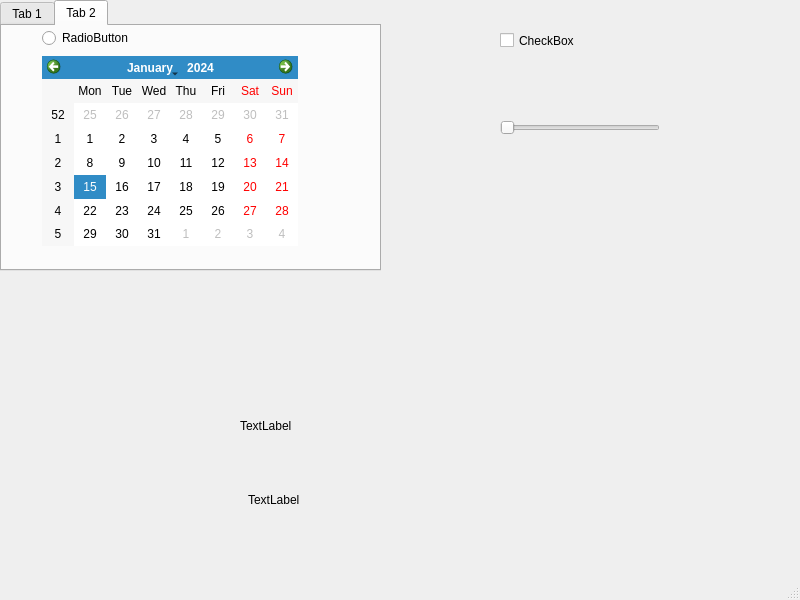
This is test.ui in kamildono/OOP2026 as Qt 5 draws it before an edit. The edited form follows.
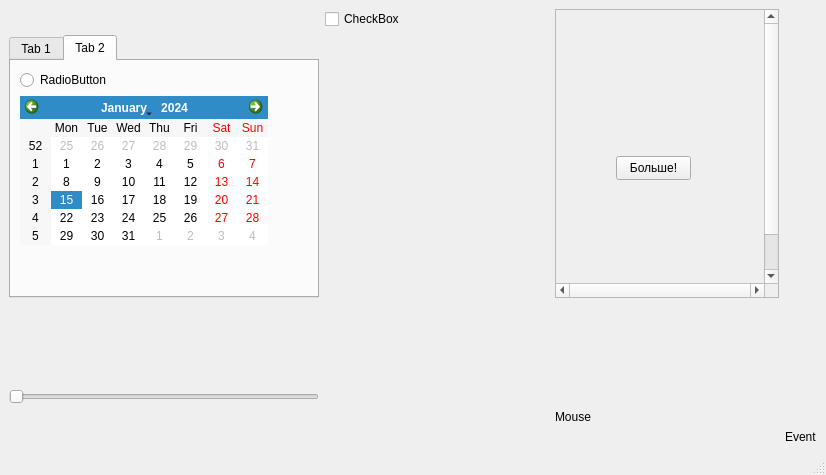
This is the edited form. The open tabs and pages were chosen to show the change.

Commit message: dynamic button creation somewhat added, ide irritates me

Diff of the .ui file:
```diff
--- a/test.ui
+++ b/test.ui
@@ -6,22 +6,75 @@
    <rect>
     <x>0</x>
     <y>0</y>
-    <width>800</width>
-    <height>600</height>
+    <width>826</width>
+    <height>475</height>
    </rect>
   </property>
   <property name="windowTitle">
    <string>MainWindow</string>
   </property>
   <widget class="QWidget" name="centralwidget">
+   <property name="enabled">
+    <bool>true</bool>
+   </property>
+   <layout class="QGridLayout" name="gridLayout">
+    <item row="2" column="0">
+     <spacer name="verticalSpacer_2">
+      <property name="orientation">
+       <enum>Qt::Orientation::Vertical</enum>
+      </property>
+      <property name="sizeHint" stdset="0">
+       <size>
+        <width>20</width>
+        <height>40</height>
+       </size>
+      </property>
+     </spacer>
+    </item>
+    <item row="1" column="1">
+     <spacer name="horizontalSpacer_4">
+      <property name="orientation">
+       <enum>Qt::Orientation::Horizontal</enum>
+      </property>
+      <property name="sizeHint" stdset="0">
+       <size>
+        <width>40</width>
+        <height>20</height>
+       </size>
+      </property>
+     </spacer>
+    </item>
+    <item row="3" column="0">
+     <widget class="QSlider" name="horizontalSlider">
+      <property name="orientation">
+       <enum>Qt::Orientation::Horizontal</enum>
+      </property>
+     </widget>
+    </item>
+    <item row="5" column="3">
+     <widget class="QLabel" name="label3">
+      <property name="text">
+       <string>Event</string>
+      </property>
+     </widget>
+    </item>
+    <item row="4" column="2">
+     <widget class="QLabel" name="label2">
+      <property name="mouseTracking">
+       <bool>false</bool>
+      </property>
+      <property name="text">
+       <string>Mouse</string>
+      </property>
+     </widget>
+    </item>
+    <item row="1" column="0">
    <widget class="QTabWidget" name="tabWidget">
-    <property name="geometry">
-     <rect>
-      <x>0</x>
-      <y>0</y>
-      <width>381</width>
-      <height>271</height>
-     </rect>
+      <property name="sizePolicy">
+       <sizepolicy hsizetype="Fixed" vsizetype="Fixed">
+        <horstretch>0</horstretch>
+        <verstretch>0</verstretch>
+       </sizepolicy>
     </property>
     <property name="currentIndex">
      <number>1</number>
@@ -68,86 +121,110 @@
      <attribute name="title">
       <string>Tab 2</string>
      </attribute>
+       <layout class="QGridLayout" name="gridLayout_3">
+        <item row="0" column="1">
+         <spacer name="horizontalSpacer_2">
+          <property name="orientation">
+           <enum>Qt::Orientation::Horizontal</enum>
+          </property>
+          <property name="sizeHint" stdset="0">
+           <size>
+            <width>40</width>
+            <height>20</height>
+           </size>
+          </property>
+         </spacer>
+        </item>
+        <item row="3" column="0">
+         <spacer name="verticalSpacer">
+          <property name="orientation">
+           <enum>Qt::Orientation::Vertical</enum>
+          </property>
+          <property name="sizeHint" stdset="0">
+           <size>
+            <width>20</width>
+            <height>40</height>
+           </size>
+          </property>
+         </spacer>
+        </item>
+        <item row="1" column="0" rowspan="2" colspan="2">
+         <widget class="QCalendarWidget" name="calendarWidget"/>
+        </item>
+        <item row="0" column="0">
      <widget class="QRadioButton" name="radioButton">
-      <property name="geometry">
-       <rect>
-        <x>40</x>
-        <y>0</y>
-        <width>151</width>
-        <height>24</height>
-       </rect>
-      </property>
       <property name="text">
        <string>RadioButton</string>
       </property>
      </widget>
-     <widget class="QCalendarWidget" name="calendarWidget">
-      <property name="geometry">
-       <rect>
-        <x>40</x>
-        <y>30</y>
-        <width>256</width>
-        <height>190</height>
-       </rect>
-      </property>
-     </widget>
-    </widget>
-   </widget>
-   <widget class="QSlider" name="horizontalSlider">
-    <property name="geometry">
-     <rect>
-      <x>500</x>
-      <y>120</y>
-      <width>160</width>
-      <height>16</height>
-     </rect>
-    </property>
+        </item>
+        <item row="1" column="2">
+         <spacer name="horizontalSpacer_3">
     <property name="orientation">
      <enum>Qt::Orientation::Horizontal</enum>
     </property>
-   </widget>
+          <property name="sizeHint" stdset="0">
+           <size>
+            <width>40</width>
+            <height>20</height>
+           </size>
+          </property>
+         </spacer>
+        </item>
+       </layout>
+      </widget>
+     </widget>
+    </item>
+    <item row="0" column="1">
    <widget class="QCheckBox" name="checkBox">
-    <property name="geometry">
-     <rect>
-      <x>500</x>
-      <y>30</y>
-      <width>84</width>
-      <height>21</height>
-     </rect>
-    </property>
     <property name="text">
      <string>CheckBox</string>
     </property>
    </widget>
-   <widget class="QLabel" name="label2">
-    <property name="geometry">
-     <rect>
-      <x>240</x>
-      <y>400</y>
-      <width>261</width>
-      <height>51</height>
-     </rect>
-    </property>
-    <property name="mouseTracking">
+    </item>
+    <item row="0" column="2" rowspan="2">
+     <widget class="QScrollArea" name="scrollArea">
+      <property name="minimumSize">
+       <size>
+        <width>100</width>
+        <height>100</height>
+       </size>
+      </property>
+      <property name="verticalScrollBarPolicy">
+       <enum>Qt::ScrollBarPolicy::ScrollBarAlwaysOn</enum>
+      </property>
+      <property name="horizontalScrollBarPolicy">
+       <enum>Qt::ScrollBarPolicy::ScrollBarAlwaysOn</enum>
+      </property>
+      <property name="widgetResizable">
      <bool>false</bool>
     </property>
-    <property name="text">
-     <string>TextLabel</string>
-    </property>
-   </widget>
-   <widget class="QLabel" name="label3">
+      <widget class="QWidget" name="scrollAreaWidgetContents">
+       <property name="geometry">
+        <rect>
+         <x>0</x>
+         <y>0</y>
+         <width>198</width>
+         <height>317</height>
+        </rect>
+       </property>
+       <widget class="QPushButton" name="pushButton">
     <property name="geometry">
      <rect>
-      <x>248</x>
-      <y>490</y>
-      <width>481</width>
-      <height>20</height>
+          <x>60</x>
+          <y>146</y>
+          <width>75</width>
+          <height>24</height>
      </rect>
     </property>
     <property name="text">
-     <string>TextLabel</string>
-    </property>
-   </widget>
+         <string>Больше!</string>
+        </property>
+       </widget>
+      </widget>
+     </widget>
+    </item>
+   </layout>
   </widget>
   <widget class="QMenuBar" name="menubar">
    <property name="geometry">
@@ -159,7 +236,11 @@
     </rect>
    </property>
   </widget>
-  <widget class="QStatusBar" name="statusbar"/>
+  <widget class="QStatusBar" name="statusbar">
+   <property name="enabled">
+    <bool>true</bool>
+   </property>
+  </widget>
  </widget>
  <resources/>
  <connections>
```
Left out of the diff: 88 changed lines with no effect on the pictures. Lines whose indentation alone changed are shown as unchanged. The commit also changes 5 other files.
